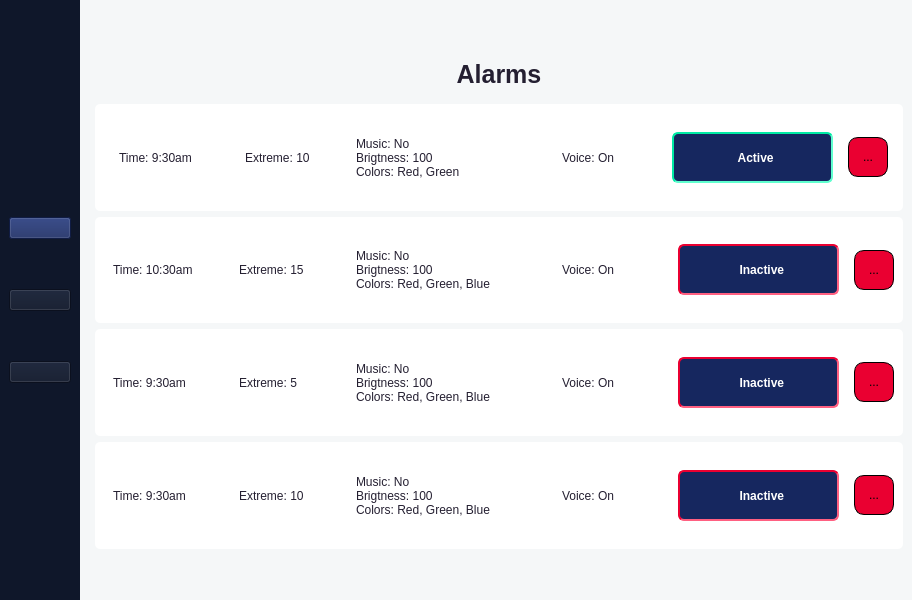
Qt form alarmList.ui (ElliotFP/spartan) before a commit.
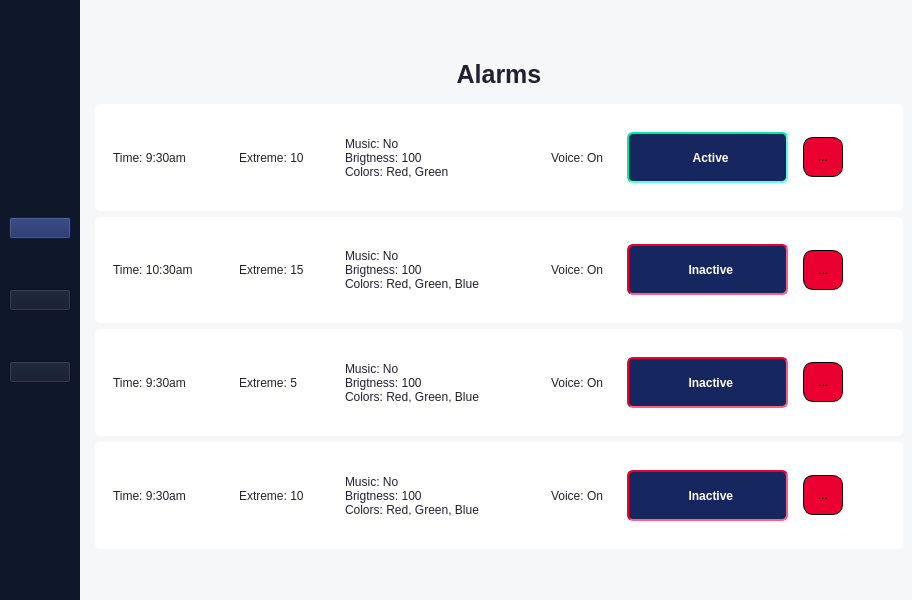
The same form after that commit. Icons and pictures are not drawn.

Commit message: Added libraries to README

Patch:
```diff
--- a/alarmList.ui
+++ b/alarmList.ui
@@ -90,7 +90,7 @@
              <enum>QLayout::SetDefaultConstraint</enum>
             </property>
             <item>
-             <widget class="QPushButton" name="btnSterilization">
+             <widget class="QPushButton" name="btnAlarmList">
               <property name="font">
                <font>
                 <bold>true</bold>
@@ -116,7 +116,7 @@
              </widget>
             </item>
             <item>
-             <widget class="QPushButton" name="btnExt">
+             <widget class="QPushButton" name="btnAddAlarm">
               <property name="font">
                <font>
                 <bold>true</bold>
@@ -141,7 +141,7 @@
              </widget>
             </item>
             <item>
-             <widget class="QPushButton" name="btnData">
+             <widget class="QPushButton" name="btnAI">
               <property name="font">
                <font>
                 <bold>true</bold>
@@ -234,9 +234,6 @@
 background-color: rgb(255, 255, 255);</string>
          </property>
          <layout class="QHBoxLayout" name="horizontalLayout_3">
-          <item>
-           <widget class="QWidget" name="widget_32" native="true"/>
-          </item>
           <item>
            <widget class="QWidget" name="widget_9" native="true">
             <property name="minimumSize">
@@ -253,7 +250,7 @@
             </property>
             <layout class="QGridLayout" name="gridLayout">
              <item row="0" column="0">
-              <widget class="QLabel" name="label">
+              <widget class="QLabel" name="labelTime0">
                <property name="minimumSize">
                 <size>
                  <width>0</width>
@@ -285,9 +282,21 @@
               <verstretch>0</verstretch>
              </sizepolicy>
             </property>
+            <property name="minimumSize">
+             <size>
+              <width>100</width>
+              <height>0</height>
+             </size>
+            </property>
+            <property name="maximumSize">
+             <size>
+              <width>100</width>
+              <height>16777215</height>
+             </size>
+            </property>
             <layout class="QGridLayout" name="gridLayout_3">
              <item row="0" column="0">
-              <widget class="QLabel" name="label_2">
+              <widget class="QLabel" name="labelExtreme0">
                <property name="styleSheet">
                 <string notr="true">color: rgb(36, 31, 49);</string>
                </property>
@@ -321,7 +330,7 @@
             </property>
             <layout class="QGridLayout" name="gridLayout_4">
              <item row="0" column="0">
-              <widget class="QLabel" name="label_3">
+              <widget class="QLabel" name="labelLights0">
                <property name="styleSheet">
                 <string notr="true">color: rgb(36, 31, 49);</string>
                </property>
@@ -345,7 +354,7 @@
             </property>
             <layout class="QGridLayout" name="gridLayout_5">
              <item row="0" column="0">
-              <widget class="QLabel" name="label_4">
+              <widget class="QLabel" name="labelVoice0">
                <property name="styleSheet">
                 <string notr="true">color: rgb(36, 31, 49);</string>
                </property>
@@ -361,7 +370,7 @@
            <widget class="QWidget" name="widget_13" native="true">
             <layout class="QGridLayout" name="gridLayout_10">
              <item row="0" column="0">
-              <widget class="QPushButton" name="btnPass">
+              <widget class="QPushButton" name="btnActive0">
                <property name="enabled">
                 <bool>true</bool>
                </property>
@@ -425,7 +434,7 @@
            </widget>
           </item>
           <item>
-           <widget class="QToolButton" name="btnDelete">
+           <widget class="QToolButton" name="btnDelete0">
             <property name="sizePolicy">
              <sizepolicy hsizetype="Fixed" vsizetype="Fixed">
               <horstretch>0</horstretch>
@@ -467,7 +476,14 @@
            </widget>
           </item>
           <item>
-           <widget class="QWidget" name="widget_31" native="true"/>
+           <widget class="QWidget" name="widget_31" native="true">
+            <property name="sizePolicy">
+             <sizepolicy hsizetype="Preferred" vsizetype="Preferred">
+              <horstretch>1</horstretch>
+              <verstretch>0</verstretch>
+             </sizepolicy>
+            </property>
+           </widget>
           </item>
          </layout>
         </widget>
@@ -501,7 +517,7 @@
             </property>
             <layout class="QGridLayout" name="gridLayout_9">
              <item row="0" column="0">
-              <widget class="QLabel" name="label_7">
+              <widget class="QLabel" name="labelTime1">
                <property name="styleSheet">
                 <string notr="true">color: rgb(36, 31, 49);</string>
                </property>
@@ -521,9 +537,21 @@
               <verstretch>0</verstretch>
              </sizepolicy>
             </property>
+            <property name="minimumSize">
+             <size>
+              <width>100</width>
+              <height>0</height>
+             </size>
+            </property>
+            <property name="maximumSize">
+             <size>
+              <width>100</width>
+              <height>16777215</height>
+             </size>
+            </property>
             <layout class="QGridLayout" name="gridLayout_7">
              <item row="0" column="0">
-              <widget class="QLabel" name="label_5">
+              <widget class="QLabel" name="labelExtreme1">
                <property name="styleSheet">
                 <string notr="true">color: rgb(36, 31, 49);</string>
                </property>
@@ -557,7 +585,7 @@
             </property>
             <layout class="QGridLayout" name="gridLayout_8">
              <item row="0" column="0">
-              <widget class="QLabel" name="label_6">
+              <widget class="QLabel" name="labelLights1">
                <property name="styleSheet">
                 <string notr="true">color: rgb(36, 31, 49);</string>
                </property>
@@ -581,7 +609,7 @@
             </property>
             <layout class="QGridLayout" name="gridLayout_12">
              <item row="0" column="0">
-              <widget class="QLabel" name="label_8">
+              <widget class="QLabel" name="labelVoice1">
                <property name="styleSheet">
                 <string notr="true">color: rgb(36, 31, 49);</string>
                </property>
@@ -597,7 +625,7 @@
            <widget class="QWidget" name="widget_16" native="true">
             <layout class="QGridLayout" name="gridLayout_11">
              <item row="0" column="0">
-              <widget class="QPushButton" name="btnPass_2">
+              <widget class="QPushButton" name="btnActive1">
                <property name="enabled">
                 <bool>true</bool>
                </property>
@@ -660,7 +688,7 @@
            </widget>
           </item>
           <item>
-           <widget class="QToolButton" name="btnDelete_2">
+           <widget class="QToolButton" name="btnDelete1">
             <property name="sizePolicy">
              <sizepolicy hsizetype="Fixed" vsizetype="Fixed">
               <horstretch>0</horstretch>
@@ -701,6 +729,16 @@
             </property>
            </widget>
           </item>
+          <item>
+           <widget class="QWidget" name="widget_34" native="true">
+            <property name="sizePolicy">
+             <sizepolicy hsizetype="Preferred" vsizetype="Preferred">
+              <horstretch>1</horstretch>
+              <verstretch>0</verstretch>
+             </sizepolicy>
+            </property>
+           </widget>
+          </item>
          </layout>
         </widget>
        </item>
@@ -733,7 +771,7 @@
             </property>
             <layout class="QGridLayout" name="gridLayout_14">
              <item row="0" column="0">
-              <widget class="QLabel" name="label_10">
+              <widget class="QLabel" name="labelTime2">
                <property name="styleSheet">
                 <string notr="true">color: rgb(36, 31, 49);</string>
                </property>
@@ -747,9 +785,27 @@
           </item>
           <item>
            <widget class="QWidget" name="widget_23" native="true">
+            <property name="sizePolicy">
+             <sizepolicy hsizetype="Preferred" vsizetype="Preferred">
+              <horstretch>1</horstretch>
+              <verstretch>0</verstretch>
+             </sizepolicy>
+            </property>
+            <property name="minimumSize">
+             <size>
+              <width>100</width>
+              <height>0</height>
+             </size>
+            </property>
+            <property name="maximumSize">
+             <size>
+              <width>100</width>
+              <height>16777215</height>
+             </size>
+            </property>
             <layout class="QGridLayout" name="gridLayout_15">
              <item row="0" column="0">
-              <widget class="QLabel" name="label_11">
+              <widget class="QLabel" name="labelExtreme2">
                <property name="styleSheet">
                 <string notr="true">color: rgb(36, 31, 49);</string>
                </property>
@@ -763,6 +819,12 @@
           </item>
           <item>
            <widget class="QWidget" name="widget_25" native="true">
+            <property name="sizePolicy">
+             <sizepolicy hsizetype="Preferred" vsizetype="Preferred">
+              <horstretch>1</horstretch>
+              <verstretch>0</verstretch>
+             </sizepolicy>
+            </property>
             <property name="minimumSize">
              <size>
               <width>200</width>
@@ -777,7 +839,7 @@
             </property>
             <layout class="QGridLayout" name="gridLayout_17">
              <item row="0" column="0">
-              <widget class="QLabel" name="label_13">
+              <widget class="QLabel" name="labelLights2">
                <property name="styleSheet">
                 <string notr="true">color: rgb(36, 31, 49);</string>
                </property>
@@ -793,9 +855,15 @@
           </item>
           <item>
            <widget class="QWidget" name="widget_24" native="true">
+            <property name="sizePolicy">
+             <sizepolicy hsizetype="Preferred" vsizetype="Preferred">
+              <horstretch>1</horstretch>
+              <verstretch>0</verstretch>
+             </sizepolicy>
+            </property>
             <layout class="QGridLayout" name="gridLayout_16">
              <item row="0" column="0">
-              <widget class="QLabel" name="label_12">
+              <widget class="QLabel" name="labelVoice2">
                <property name="styleSheet">
                 <string notr="true">color: rgb(36, 31, 49);</string>
                </property>
@@ -811,7 +879,7 @@
            <widget class="QWidget" name="widget_20" native="true">
             <layout class="QGridLayout" name="gridLayout_13">
              <item row="0" column="0">
-              <widget class="QPushButton" name="btnPass_3">
+              <widget class="QPushButton" name="btnActive2">
                <property name="enabled">
                 <bool>true</bool>
                </property>
@@ -874,7 +942,7 @@
            </widget>
           </item>
           <item>
-           <widget class="QToolButton" name="btnDelete_3">
+           <widget class="QToolButton" name="btnDelete2">
             <property name="sizePolicy">
              <sizepolicy hsizetype="Fixed" vsizetype="Fixed">
               <horstretch>0</horstretch>
@@ -915,6 +983,16 @@
             </property>
            </widget>
           </item>
+          <item>
+           <widget class="QWidget" name="widget_36" native="true">
+            <property name="sizePolicy">
+             <sizepolicy hsizetype="Preferred" vsizetype="Preferred">
+              <horstretch>1</horstretch>
+              <verstretch>0</verstretch>
+             </sizepolicy>
+            </property>
+           </widget>
+          </item>
          </layout>
         </widget>
        </item>
@@ -947,7 +1025,7 @@
             </property>
             <layout class="QGridLayout" name="gridLayout_19">
              <item row="0" column="0">
-              <widget class="QLabel" name="label_14">
+              <widget class="QLabel" name="labelTime3">
                <property name="styleSheet">
                 <string notr="true">color: rgb(36, 31, 49);</string>
                </property>
@@ -961,9 +1039,27 @@
           </item>
           <item>
            <widget class="QWidget" name="widget_28" native="true">
+            <property name="sizePolicy">
+             <sizepolicy hsizetype="Preferred" vsizetype="Preferred">
+              <horstretch>1</horstretch>
+              <verstretch>0</verstretch>
+             </sizepolicy>
+            </property>
+            <property name="minimumSize">
+             <size>
+              <width>100</width>
+              <height>0</height>
+             </size>
+            </property>
+            <property name="maximumSize">
+             <size>
+              <width>100</width>
+              <height>16777215</height>
+             </size>
+            </property>
             <layout class="QGridLayout" name="gridLayout_20">
              <item row="0" column="0">
-              <widget class="QLabel" name="label_15">
+              <widget class="QLabel" name="labelExtreme3">
                <property name="styleSheet">
                 <string notr="true">color: rgb(36, 31, 49);</string>
                </property>
@@ -977,6 +1073,12 @@
           </item>
           <item>
            <widget class="QWidget" name="widget_30" native="true">
+            <property name="sizePolicy">
+             <sizepolicy hsizetype="Preferred" vsizetype="Preferred">
+              <horstretch>1</horstretch>
+              <verstretch>0</verstretch>
+             </sizepolicy>
+            </property>
             <property name="minimumSize">
              <size>
               <width>200</width>
@@ -991,7 +1093,7 @@
             </property>
             <layout class="QGridLayout" name="gridLayout_22">
              <item row="0" column="0">
-              <widget class="QLabel" name="label_17">
+              <widget class="QLabel" name="labelLights3">
                <property name="styleSheet">
                 <string notr="true">color: rgb(36, 31, 49);</string>
                </property>
@@ -1007,9 +1109,15 @@
           </item>
           <item>
            <widget class="QWidget" name="widget_29" native="true">
+            <property name="sizePolicy">
+             <sizepolicy hsizetype="Preferred" vsizetype="Preferred">
+              <horstretch>1</horstretch>
+              <verstretch>0</verstretch>
+             </sizepolicy>
+            </property>
             <layout class="QGridLayout" name="gridLayout_21">
              <item row="0" column="0">
-              <widget class="QLabel" name="label_16">
+              <widget class="QLabel" name="labelVoice3">
                <property name="styleSheet">
                 <string notr="true">color: rgb(36, 31, 49);</string>
                </property>
@@ -1025,7 +1133,7 @@
            <widget class="QWidget" name="widget_26" native="true">
             <layout class="QGridLayout" name="gridLayout_18">
              <item row="0" column="0">
-              <widget class="QPushButton" name="btnPass_4">
+              <widget class="QPushButton" name="btnActive3">
                <property name="enabled">
                 <bool>true</bool>
                </property>
@@ -1088,7 +1196,7 @@
            </widget>
           </item>
           <item>
-           <widget class="QToolButton" name="btnDelete_4">
+           <widget class="QToolButton" name="btnDelete3">
             <property name="sizePolicy">
              <sizepolicy hsizetype="Fixed" vsizetype="Fixed">
               <horstretch>0</horstretch>
@@ -1129,6 +1237,16 @@
             </property>
            </widget>
           </item>
+          <item>
+           <widget class="QWidget" name="widget_38" native="true">
+            <property name="sizePolicy">
+             <sizepolicy hsizetype="Preferred" vsizetype="Preferred">
+              <horstretch>1</horstretch>
+              <verstretch>0</verstretch>
+             </sizepolicy>
+            </property>
+           </widget>
+          </item>
          </layout>
         </widget>
        </item>
```
The commit also changes 2 other files.
